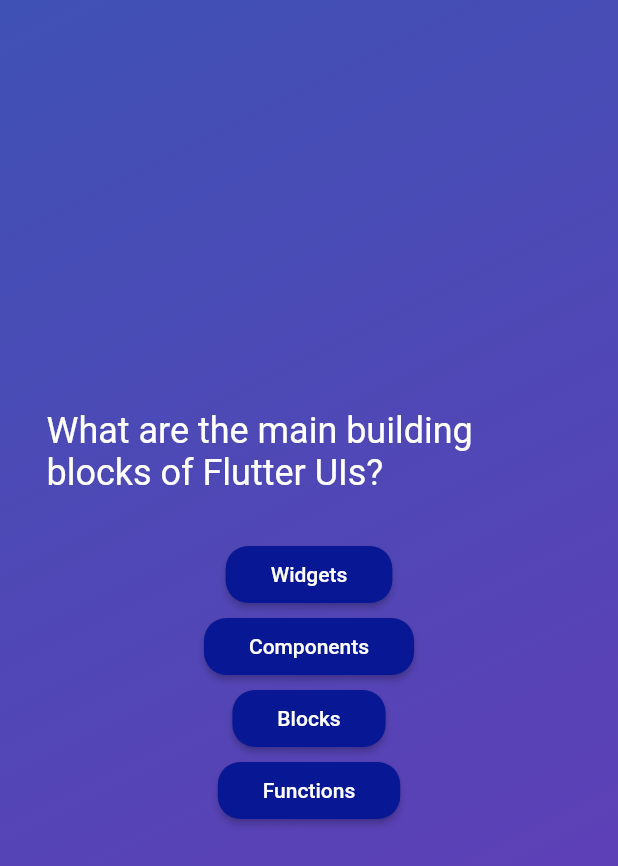
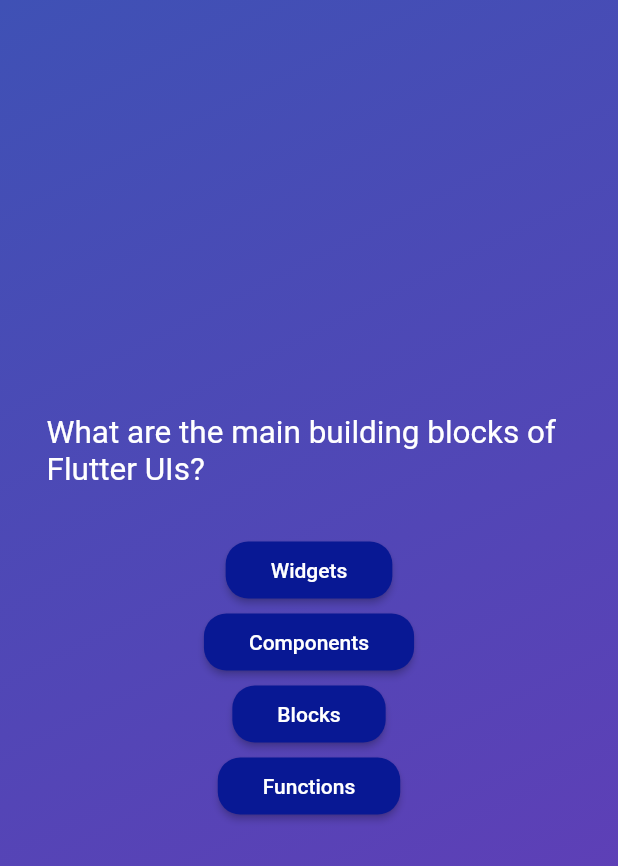
Before and after one commit to Abhi-Survase/simple-flutter-quiz-app, a Flutter app: the screen it shows after launch, after a tap on "Start Quiz", on a phone screen of 412 x 824 dp. Shown: the top 866 px of the screen. Run offline on Flutter 3.47's test engine with Material 2 defaults, Android fonts, the phone set to English and light mode, and no system bars.

Commit message:
updated Question's readability

```diff
--- a/lib/ques_screen.dart
+++ b/lib/ques_screen.dart
@@ -24,7 +24,7 @@ class _QuesScreenState extends State<QuesScreen> {
           SizedBox(
             width: 350,
             child: Text(currentQs.qs,
-                style: const TextStyle(color: Colors.white, fontSize: 24)),
+                style: const TextStyle(color: Colors.white, fontSize: 21)),
           ),
           const SizedBox(height: 30),
           AnsButton(currentQs.ans[0], () {}),
```
